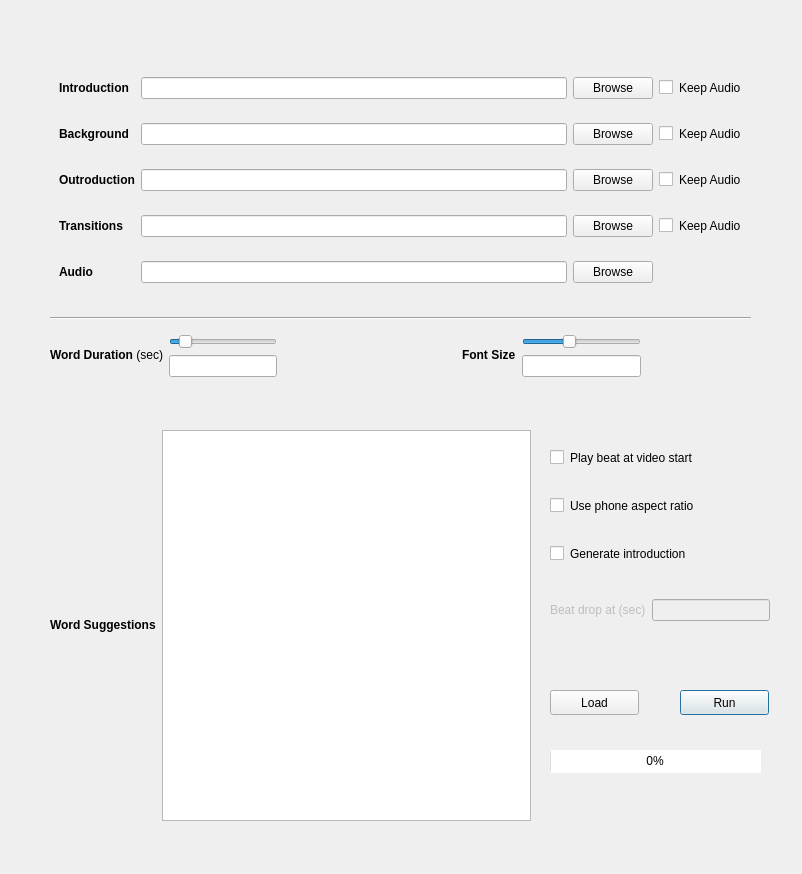
First picture: the form in src/vcs-gui.ui, repository IshanTaldekar/Video-Composition-Software, before the edit.
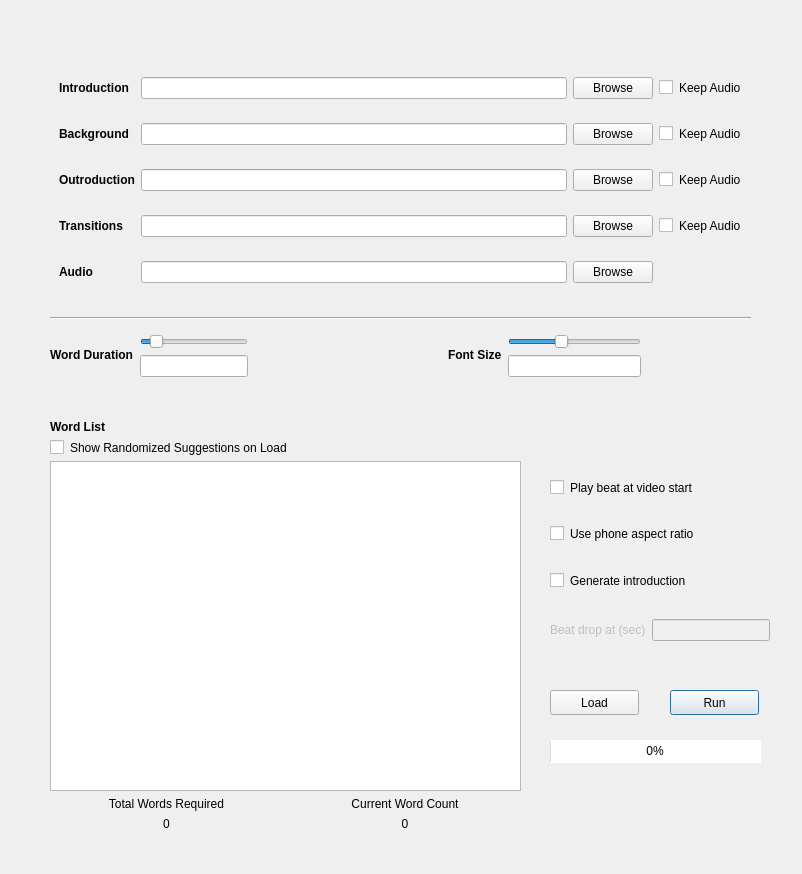
Second picture: the form after the edit.

Commit message: Improves GUI adds randomized suggestion toggling

```diff
--- a/src/vcs-gui.ui
+++ b/src/vcs-gui.ui
@@ -19,7 +19,7 @@
   <widget class="QPushButton" name="RunCancelButton">
    <property name="geometry">
     <rect>
-     <x>680</x>
+     <x>670</x>
      <y>690</y>
      <width>89</width>
      <height>25</height>
@@ -33,7 +33,7 @@
    <property name="geometry">
     <rect>
      <x>550</x>
-     <y>750</y>
+     <y>740</y>
      <width>211</width>
      <height>23</height>
     </rect>
@@ -76,7 +76,7 @@
       <item>
        <widget class="QLabel" name="label_7">
         <property name="text">
-         <string>&lt;strong&gt;Word Duration&lt;/strong&gt; &lt;italic&gt;(sec)&lt;/italic&gt;</string>
+         <string>&lt;html&gt;&lt;head/&gt;&lt;body&gt;&lt;p&gt;&lt;span style=&quot; font-weight:600;&quot;&gt;Word Duration&lt;/span&gt;&lt;/p&gt;&lt;/body&gt;&lt;/html&gt;</string>
         </property>
        </widget>
       </item>
@@ -279,28 +279,6 @@
     </item>
    </layout>
   </widget>
-  <widget class="QWidget" name="layoutWidget">
-   <property name="geometry">
-    <rect>
-     <x>50</x>
-     <y>430</y>
-     <width>481</width>
-     <height>391</height>
-    </rect>
-   </property>
-   <layout class="QHBoxLayout" name="horizontalLayout_3">
-    <item>
-     <widget class="QLabel" name="label_6">
-      <property name="text">
-       <string>&lt;strong&gt;Word Suggestions</string>
-      </property>
-     </widget>
-    </item>
-    <item>
-     <widget class="QTextEdit" name="WordListTextEdit"/>
-    </item>
-   </layout>
-  </widget>
   <widget class="Line" name="line_2">
    <property name="geometry">
     <rect>
@@ -318,9 +296,9 @@
    <property name="geometry">
     <rect>
      <x>550</x>
-     <y>450</y>
+     <y>480</y>
      <width>220</width>
-     <height>171</height>
+     <height>161</height>
     </rect>
    </property>
    <layout class="QVBoxLayout" name="verticalLayout_4">
@@ -476,6 +454,95 @@
     </item>
    </layout>
   </widget>
+  <widget class="QWidget" name="">
+   <property name="geometry">
+    <rect>
+     <x>50</x>
+     <y>420</y>
+     <width>471</width>
+     <height>411</height>
+    </rect>
+   </property>
+   <layout class="QVBoxLayout" name="verticalLayout_9">
+    <item>
+     <layout class="QVBoxLayout" name="verticalLayout_5">
+      <item>
+       <widget class="QLabel" name="label_6">
+        <property name="text">
+         <string>&lt;strong&gt;Word List</string>
+        </property>
+       </widget>
+      </item>
+      <item>
+       <widget class="QCheckBox" name="ShowRandomizedSuggestionsCheckBox">
+        <property name="text">
+         <string>Show Randomized Suggestions on Load</string>
+        </property>
+       </widget>
+      </item>
+     </layout>
+    </item>
+    <item>
+     <layout class="QVBoxLayout" name="verticalLayout_8">
+      <item>
+       <widget class="QTextEdit" name="WordListTextEdit"/>
+      </item>
+      <item>
+       <layout class="QHBoxLayout" name="horizontalLayout_3">
+        <item>
+         <layout class="QVBoxLayout" name="verticalLayout_7">
+          <item>
+           <widget class="QLabel" name="TotalWordsRequiredTextLabel">
+            <property name="text">
+             <string>Total Words Required</string>
+            </property>
+            <property name="alignment">
+             <set>Qt::AlignCenter</set>
+            </property>
+           </widget>
+          </item>
+          <item>
+           <widget class="QLabel" name="TotalWordsRequiredValueLabel">
+            <property name="text">
+             <string>0</string>
+            </property>
+            <property name="alignment">
+             <set>Qt::AlignCenter</set>
+            </property>
+           </widget>
+          </item>
+         </layout>
+        </item>
+        <item>
+         <layout class="QVBoxLayout" name="verticalLayout_6">
+          <item>
+           <widget class="QLabel" name="CurrentWordCountTextLabel">
+            <property name="text">
+             <string>Current Word Count</string>
+            </property>
+            <property name="alignment">
+             <set>Qt::AlignCenter</set>
+            </property>
+           </widget>
+          </item>
+          <item>
+           <widget class="QLabel" name="CurrentWordCountValueLabel">
+            <property name="text">
+             <string>0</string>
+            </property>
+            <property name="alignment">
+             <set>Qt::AlignCenter</set>
+            </property>
+           </widget>
+          </item>
+         </layout>
+        </item>
+       </layout>
+      </item>
+     </layout>
+    </item>
+   </layout>
+  </widget>
  </widget>
  <resources/>
  <connections/>
```
Left out of the diff: 26 changed lines with no effect on the pictures.
